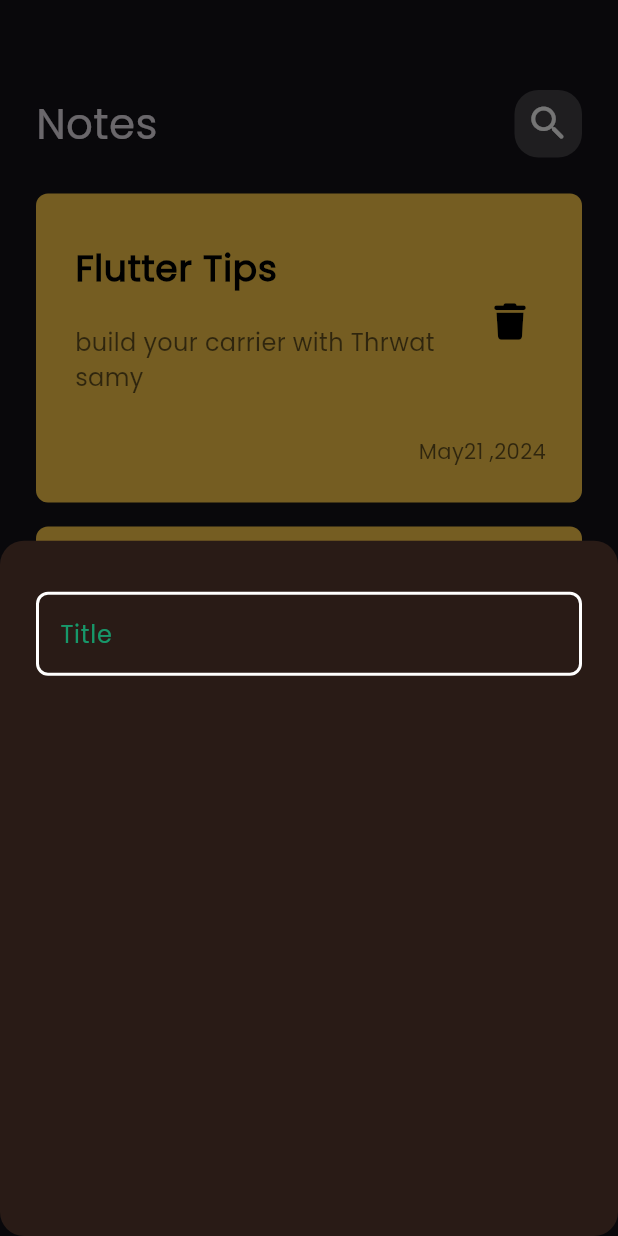
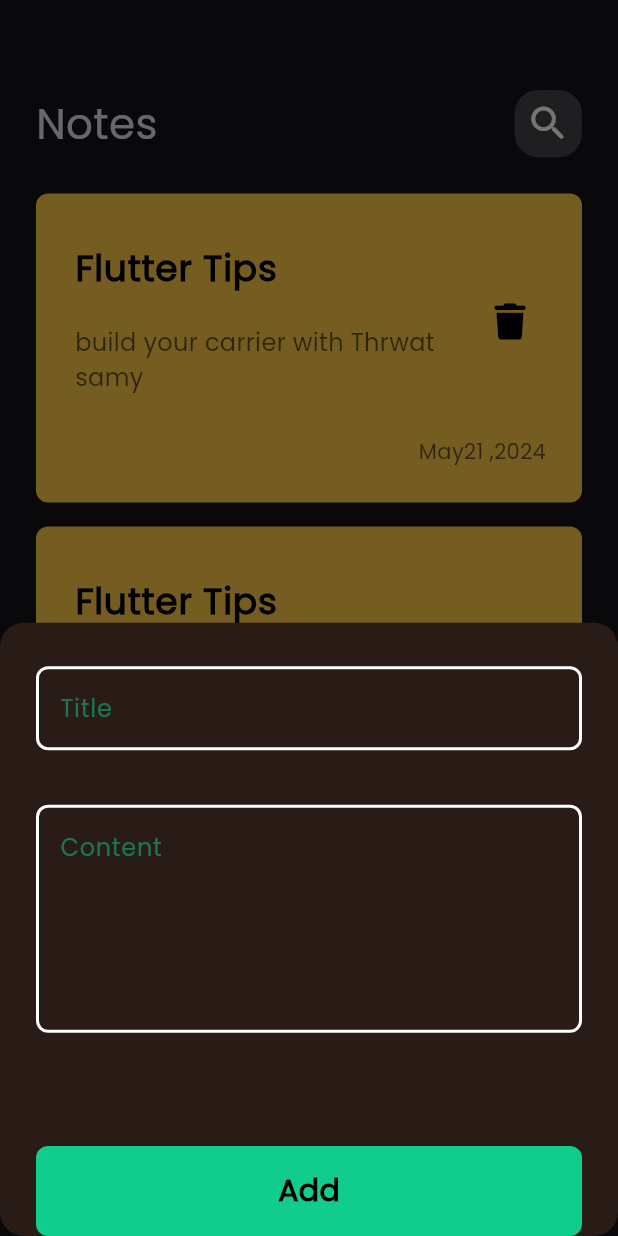
Before and after one commit to alexandrian201/notes_app, a Flutter app: the screen it shows after launch, after a tap on the "add" icon, on a phone screen of 412 x 824 dp. Run offline on Flutter 3.47's test engine with Material 3 defaults, Android fonts, the phone set to English and light mode, and no system bars; our stand-ins replace font_awesome_flutter, gap.

Commit message:
finishNoteBottom

```diff
--- a/lib/Views/Reuseable/reuseable.dart
+++ b/lib/Views/Reuseable/reuseable.dart
@@ -24,7 +24,7 @@ import 'package:font_awesome_flutter/font_awesome_flutter.dart';
 
 
 
-caps(text,{font,color,radius,width}){
+caps(text,{font,color,textColor,radius,width}){
 return Container(
                   height:60,
                   width:width,
@@ -33,7 +33,7 @@ return Container(
                   ,borderRadius: BorderRadius.circular(radius??8)),
                   child: Center(
                     child: Text(text,style: TextStyle(
-                      color:Colors.white,fontSize: font??20,fontWeight: FontWeight.bold),)),
+                      color:textColor??Colors.white,fontSize: font??20,fontWeight: FontWeight.bold),)),
                 );}
 
 
@@ -188,17 +188,18 @@ Widget customTextField({BuildContext?context,
 TextEditingController ? controller,
 IconButton? suffixIcon,
 Icon? prefixIcon,
-String? hint,
-double radius=8,
-double hintSize=16,
-dynamic kind=TextInputType.name,
-dynamic fillColor,
-dynamic crusorColor,
-dynamic focusedColor,
-dynamic borderColor,
-dynamic hintColor,
-String? label,
-double boxHeight=65,
+final String? hint,
+final double radius=8,
+final double hintSize=16,
+final dynamic kind=TextInputType.name,
+final dynamic fillColor,
+final dynamic crusorColor,
+final dynamic focusedColor,
+final dynamic borderColor,
+final dynamic hintColor,
+final String? label,
+final int maxLines=1,
+final double boxHeight=70,
 bool obsecure=false,
 // required String? Function(String?)? validator,
 Function(String)? onChanged,
@@ -206,7 +207,7 @@ Function(String)? onChanged,
 }) {
     return
               Padding(
-                padding: const EdgeInsets.symmetric(vertical:10),
+                padding: const EdgeInsets.symmetric(vertical:5),
                 child:
                   SizedBox(
                   // width: 370,
@@ -214,7 +215,7 @@ Function(String)? onChanged,
                   child: TextFormField(
                     textDirection:TextDirection.ltr,
                     // maxLength: ,
-                    // maxLines: 3,
+                    maxLines:maxLines,
                     // bool obscure Text=false,
                     cursorColor:crusorColor ??const Color(0xff4fc3f7),
                     keyboardType: kind,
--- a/lib/Views/Widgets/AddNoteBottomSheet.dart
+++ b/lib/Views/Widgets/AddNoteBottomSheet.dart
@@ -9,20 +9,42 @@ class AddNoteBottomSheet extends StatelessWidget {
   @override
   Widget build(BuildContext context) {
     return Padding(
-      padding: const EdgeInsets.all(24.0),
+      padding: const EdgeInsets.only(
+        right: 24,top: 24,left: 24.0),
+      child: SingleChildScrollView(/* Widget for Scroll any widget */
+        physics: const BouncingScrollPhysics(),
         child: Column(
               children: [
                 customTextField(
                   fillColor: Colors.transparent,
-            borderColor: Color.fromARGB(255, 255, 255, 255),
+                  borderColor: const Color.fromARGB(255, 255, 255, 255),
                   focusedColor: kPrimaryColor,
                   crusorColor: kTextColor,
-            boxHeight: 150,
+                  boxHeight: MediaQuery.of(context).size.height*.07,
                   hint: "Title",
-            hintColor:kPrimaryColor.withOpacity(.7),
+                  hintColor:kPrimaryColor.withOpacity(.5),
                 ),
+                Padding(
+                  padding:  EdgeInsets.only(bottom:  MediaQuery.of(context).size.height*.07,top:  MediaQuery.of(context).size.height*.03),
+                  child: customTextField(
+                    fillColor: Colors.transparent,
+                    borderColor: const Color.fromARGB(255, 255, 255, 255),
+                    focusedColor: kPrimaryColor,
+                    crusorColor: kTextColor,
+                    boxHeight:MediaQuery.of(context).size.height*.2,
+                    hint: "Content",
+                    hintColor:kPrimaryColor.withOpacity(.5),
+                    maxLines: 5
+                  ),
+                ),
+                // const Spacer(),
+                caps("Add",
+                textColor: Colors.black,
+                color: kPrimaryColor)
               ],
             ),
+      )
+      ,
     );
   }
 }
```
Lines whose indentation alone changed are shown as unchanged.
